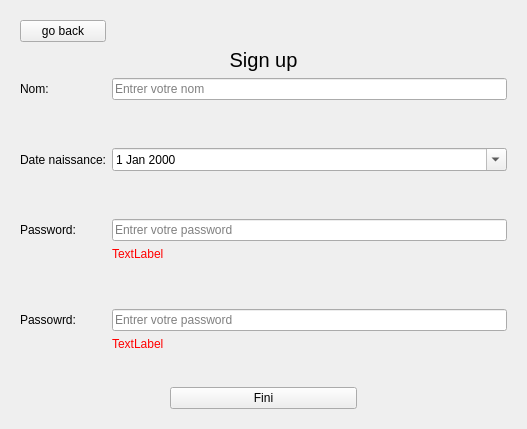
Qt form main_app_code.ui (larcelboi/wroking-on-it-mom) before a commit.
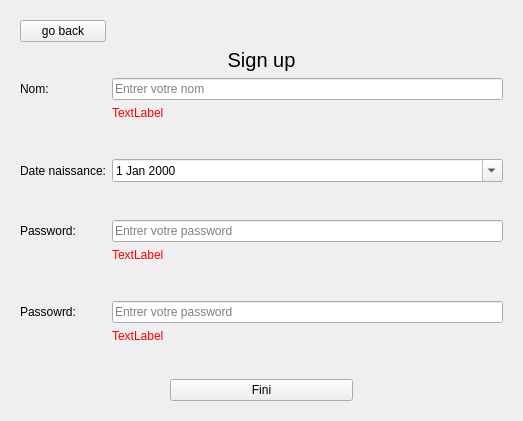
The same form after that commit. The open tabs and pages were chosen to show the change.

What changed in the file:
```diff
--- a/main_app_code.ui
+++ b/main_app_code.ui
@@ -6,8 +6,8 @@
    <rect>
     <x>0</x>
     <y>0</y>
-    <width>527</width>
-    <height>429</height>
+    <width>523</width>
+    <height>421</height>
    </rect>
   </property>
   <property name="windowTitle">
@@ -116,7 +116,52 @@
      </widget>
      <widget class="QWidget" name="sign_up_page">
       <layout class="QGridLayout" name="gridLayout">
+       <item row="10" column="1">
+        <widget class="QLineEdit" name="sign_password_enter1">
+         <property name="placeholderText">
+          <string>Entrer votre password</string>
+         </property>
+        </widget>
+       </item>
+       <item row="7" column="0">
+        <widget class="QLabel" name="sign_date_naissance">
+         <property name="text">
+          <string>Date naissance:</string>
+         </property>
+        </widget>
+       </item>
        <item row="13" column="1">
+        <widget class="QLineEdit" name="signpassword2">
+         <property name="placeholderText">
+          <string>Entrer votre password</string>
+         </property>
+        </widget>
+       </item>
+       <item row="17" column="0" colspan="2">
+        <layout class="QHBoxLayout" name="horizontalLayout_6">
+         <property name="leftMargin">
+          <number>150</number>
+         </property>
+         <property name="rightMargin">
+          <number>150</number>
+         </property>
+         <item>
+          <widget class="QPushButton" name="sign_up_fini_boutton">
+           <property name="text">
+            <string>Fini</string>
+           </property>
+          </widget>
+         </item>
+        </layout>
+       </item>
+       <item row="0" column="0">
+        <widget class="QPushButton" name="go_back_sign_up">
+         <property name="text">
+          <string>go back</string>
+         </property>
+        </widget>
+       </item>
+       <item row="14" column="1">
         <widget class="QLabel" name="erruer_sign_password2">
          <property name="styleSheet">
           <string notr="true">color: rgb(255, 0, 0);</string>
@@ -126,6 +171,53 @@
          </property>
         </widget>
        </item>
+       <item row="10" column="0">
+        <widget class="QLabel" name="sign_password">
+         <property name="text">
+          <string>Password:</string>
+         </property>
+        </widget>
+       </item>
+       <item row="13" column="0">
+        <widget class="QLabel" name="sign_password2">
+         <property name="text">
+          <string>Passowrd: </string>
+         </property>
+        </widget>
+       </item>
+       <item row="16" column="0" colspan="2">
+        <spacer name="verticalSpacer_5">
+         <property name="orientation">
+          <enum>Qt::Orientation::Vertical</enum>
+         </property>
+         <property name="sizeType">
+          <enum>QSizePolicy::Policy::Fixed</enum>
+         </property>
+         <property name="sizeHint" stdset="0">
+          <size>
+           <width>20</width>
+           <height>30</height>
+          </size>
+         </property>
+        </spacer>
+       </item>
+       <item row="11" column="1">
+        <widget class="QLabel" name="erreur_sign_password1">
+         <property name="styleSheet">
+          <string notr="true">color: rgb(255, 0, 0);</string>
+         </property>
+         <property name="text">
+          <string>TextLabel</string>
+         </property>
+        </widget>
+       </item>
+       <item row="4" column="1">
+        <widget class="QLineEdit" name="sign_nom_enter">
+         <property name="placeholderText">
+          <string>Entrer votre nom</string>
+         </property>
+        </widget>
+       </item>
        <item row="4" column="0">
         <widget class="QLabel" name="sign_nom">
          <property name="text">
@@ -133,67 +225,26 @@
          </property>
         </widget>
        </item>
-       <item row="6" column="0">
-        <widget class="QLabel" name="sign_date_naissance">
-         <property name="text">
-          <string>Date naissance:</string>
-         </property>
-        </widget>
-       </item>
        <item row="6" column="1">
+        <spacer name="verticalSpacer_8">
+         <property name="orientation">
+          <enum>Qt::Orientation::Vertical</enum>
+         </property>
+         <property name="sizeHint" stdset="0">
+          <size>
+           <width>20</width>
+           <height>40</height>
+          </size>
+         </property>
+        </spacer>
+       </item>
+       <item row="7" column="1">
         <widget class="QDateEdit" name="dateEdit">
          <property name="calendarPopup">
           <bool>true</bool>
          </property>
         </widget>
        </item>
-       <item row="12" column="1">
-        <widget class="QLineEdit" name="signpassword2">
-         <property name="placeholderText">
-          <string>Entrer votre password</string>
-         </property>
-        </widget>
-       </item>
-       <item row="9" column="1">
-        <widget class="QLineEdit" name="sign_password_enter1">
-         <property name="placeholderText">
-          <string>Entrer votre password</string>
-         </property>
-        </widget>
-       </item>
-       <item row="15" column="0" colspan="2">
-        <spacer name="verticalSpacer_5">
-         <property name="orientation">
-          <enum>Qt::Orientation::Vertical</enum>
-         </property>
-         <property name="sizeType">
-          <enum>QSizePolicy::Policy::Fixed</enum>
-         </property>
-         <property name="sizeHint" stdset="0">
-          <size>
-           <width>20</width>
-           <height>30</height>
-          </size>
-         </property>
-        </spacer>
-       </item>
-       <item row="12" column="0">
-        <widget class="QLabel" name="sign_password2">
-         <property name="text">
-          <string>Passowrd: </string>
-         </property>
-        </widget>
-       </item>
-       <item row="10" column="1">
-        <widget class="QLabel" name="erreur_sign_password1">
-         <property name="styleSheet">
-          <string notr="true">color: rgb(255, 0, 0);</string>
-         </property>
-         <property name="text">
-          <string>TextLabel</string>
-         </property>
-        </widget>
-       </item>
        <item row="1" column="0" colspan="2">
         <widget class="QLabel" name="label_2">
          <property name="font">
@@ -209,14 +260,7 @@
          </property>
         </widget>
        </item>
-       <item row="4" column="1">
-        <widget class="QLineEdit" name="sign_nom_enter">
-         <property name="placeholderText">
-          <string>Entrer votre nom</string>
-         </property>
-        </widget>
-       </item>
-       <item row="8" column="1">
+       <item row="9" column="1">
         <spacer name="verticalSpacer_7">
          <property name="orientation">
           <enum>Qt::Orientation::Vertical</enum>
@@ -229,24 +273,7 @@
          </property>
         </spacer>
        </item>
-       <item row="16" column="0" colspan="2">
-        <layout class="QHBoxLayout" name="horizontalLayout_6">
-         <property name="leftMargin">
-          <number>150</number>
-         </property>
-         <property name="rightMargin">
-          <number>150</number>
-         </property>
-         <item>
-          <widget class="QPushButton" name="sign_up_fini_boutton">
-           <property name="text">
-            <string>Fini</string>
-           </property>
-          </widget>
-         </item>
-        </layout>
-       </item>
-       <item row="11" column="1">
+       <item row="12" column="1">
         <spacer name="verticalSpacer_6">
          <property name="orientation">
           <enum>Qt::Orientation::Vertical</enum>
@@ -260,29 +287,12 @@
         </spacer>
        </item>
        <item row="5" column="1">
-        <spacer name="verticalSpacer_8">
-         <property name="orientation">
-          <enum>Qt::Orientation::Vertical</enum>
+        <widget class="QLabel" name="erreur_sign_nom">
+         <property name="styleSheet">
+          <string notr="true">color: rgb(255, 0, 0);</string>
          </property>
-         <property name="sizeHint" stdset="0">
-          <size>
-           <width>20</width>
-           <height>40</height>
-          </size>
-         </property>
-        </spacer>
-       </item>
-       <item row="0" column="0">
-        <widget class="QPushButton" name="go_back_sign_up">
          <property name="text">
-          <string>go back</string>
-         </property>
-        </widget>
-       </item>
-       <item row="9" column="0">
-        <widget class="QLabel" name="sign_password">
-         <property name="text">
-          <string>Password:</string>
+          <string>TextLabel</string>
          </property>
         </widget>
        </item>
```
Left out of the diff: 2 changed lines with no effect on the pictures.
